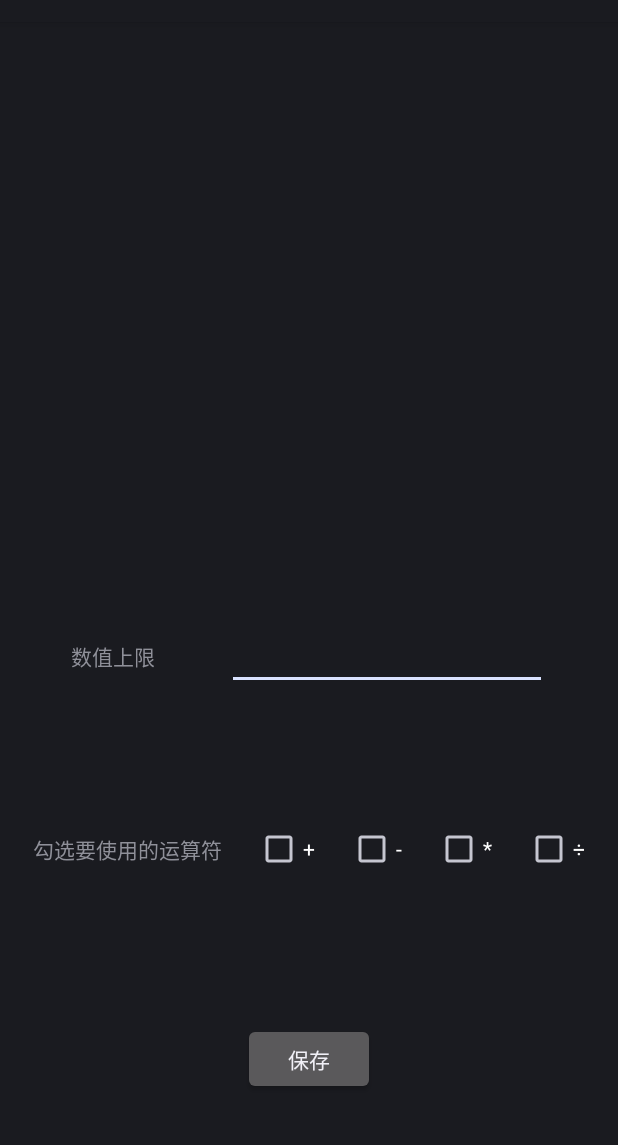
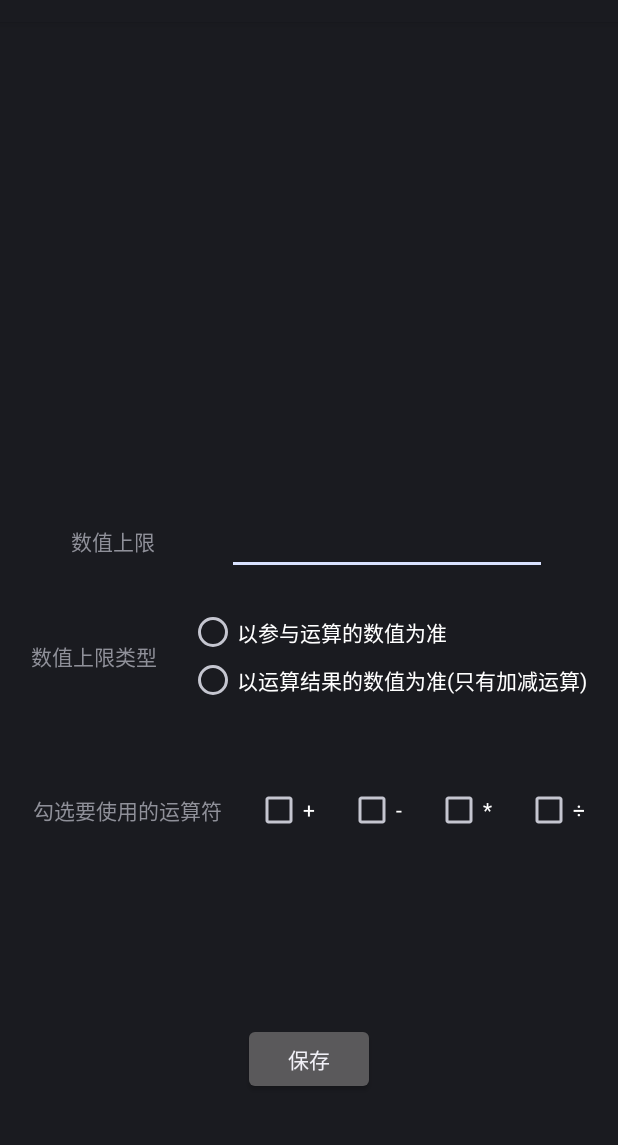
Before and after one commit to chenwuwen/calc, an Android app: the fragment SettingFragment shown on its own in the app's theme, on a phone screen of 412 x 824 dp, the part 62-1207 px from its top. Run offline under Robolectric (Android 15) with nearby library versions, the phone set to English and light mode, and no system bars; our stand-ins replace EventBus, data binding; 1 statement that could not run was skipped.

Commit message:
添加数值类型的选择

```diff
--- a/app/src/main/res/layout/fragment_setting.xml
+++ b/app/src/main/res/layout/fragment_setting.xml
@@ -8,6 +8,7 @@
         <variable
             name="setData"
             type="cn.kanyun.calc.viewmodel.SettingViewModel" />
+        <import type="cn.kanyun.calc.Type" alias="type"/>
     </data>
 
     <androidx.constraintlayout.widget.ConstraintLayout
@@ -21,14 +22,14 @@
             android:layout_width="wrap_content"
             android:layout_height="wrap_content"
             android:orientation="horizontal"
-            app:layout_constraintGuide_percent="0.5" />
+            app:layout_constraintGuide_percent="0.4" />
 
         <androidx.constraintlayout.widget.Guideline
             android:id="@+id/guideline26"
             android:layout_width="wrap_content"
             android:layout_height="wrap_content"
             android:orientation="horizontal"
-            app:layout_constraintGuide_percent="0.6" />
+            app:layout_constraintGuide_percent="0.5" />
 
         <androidx.constraintlayout.widget.Guideline
             android:id="@+id/guideline25"
@@ -57,8 +58,8 @@
             android:ems="10"
 
             android:inputType="numberSigned"
+            android:onTextChanged="@{(charSequence,start,before,count)->setData.numberChange(charSequence,start,before,count)}"
             android:text="@{String.valueOf(setData.numberUpperLimit)}"
-            android:onTextChanged="@{(charSequence,start,before,count)->setData.numberChange(charSequence,start,before,count)}"
             android:textAlignment="center"
             app:layout_constraintBottom_toTopOf="@+id/guideline26"
             app:layout_constraintEnd_toEndOf="parent"
@@ -138,14 +139,61 @@
 
         <Button
             android:id="@+id/setting_save_button"
-            android:onClick="@{()->setData.saveSetting()}"
             android:layout_width="wrap_content"
             android:layout_height="wrap_content"
+            android:onClick="@{()->setData.saveSetting()}"
             android:text="@string/setting_save_btn_str"
             app:layout_constraintBottom_toBottomOf="parent"
             app:layout_constraintEnd_toEndOf="parent"
             app:layout_constraintStart_toStartOf="parent"
             app:layout_constraintTop_toTopOf="@+id/guideline25" />
 
+        <androidx.constraintlayout.widget.Guideline
+            android:id="@+id/guideline21"
+            android:layout_width="wrap_content"
+            android:layout_height="wrap_content"
+            android:orientation="horizontal"
+            app:layout_constraintGuide_percent="0.6" />
+
+        <TextView
+            android:id="@+id/textView9"
+            android:layout_width="wrap_content"
+            android:layout_height="wrap_content"
+            android:text="@string/number_upper_type"
+            app:layout_constraintBottom_toTopOf="@+id/guideline21"
+            app:layout_constraintEnd_toStartOf="@+id/radioGroup"
+            app:layout_constraintHorizontal_bias="0.5"
+            app:layout_constraintStart_toStartOf="parent"
+            app:layout_constraintTop_toTopOf="@+id/guideline26" />
+
+        <RadioGroup
+            android:id="@+id/radioGroup"
+            android:onCheckedChanged="@{(radioGroup,checkId)->setData.typeChange(radioGroup,checkId)}"
+            android:layout_width="wrap_content"
+            android:layout_height="wrap_content"
+            android:orientation="vertical"
+            app:layout_constraintBottom_toBottomOf="@+id/textView9"
+            app:layout_constraintEnd_toEndOf="parent"
+            app:layout_constraintHorizontal_bias="0.5"
+            app:layout_constraintStart_toEndOf="@+id/textView9"
+            app:layout_constraintTop_toTopOf="@+id/textView9">
+
+            <RadioButton
+                android:id="@+id/join_operation_type_radio"
+                android:layout_width="wrap_content"
+                android:checked="@{setData.numberUpperType == type.MEMBER_GUIDE.number?true:false}"
+                android:layout_height="wrap_content"
+                android:text="@string/join_operation_type" />
+
+            <RadioButton
+                android:id="@+id/result_operation_type_radio"
+                android:layout_width="wrap_content"
+                android:layout_height="wrap_content"
+                android:checked="@{setData.numberUpperType == type.RESULT_GUIDE.number?true:false}"
+                android:text="@string/result_operation_type" />
+
+        </RadioGroup>
+
+
     </androidx.constraintlayout.widget.ConstraintLayout>
 </layout>
--- a/app/src/main/res/values/strings.xml
+++ b/app/src/main/res/values/strings.xml
@@ -34,6 +34,9 @@
     <string name="set_operator_symbol_multiplication">*</string>
     <string name="set_operator_symbol_division">÷</string>
     <string name="setting_save_btn_str">保存</string>
+    <string name="number_upper_type">数值上限类型</string>
+    <string name="join_operation_type">以参与运算的数值为准</string>
+    <string name="result_operation_type">以运算结果的数值为准(只有加减运算)</string>
 
 
 </resources>
```
Also changed, not shown: app/src/main/java/cn/kanyun/calc/Constant.java (+7 -0 lines), app/src/main/java/cn/kanyun/calc/Type.java (added, +14 -0 lines), app/src/main/java/cn/kanyun/calc/fragment/QuestionFragment.java (+15 -21 lines), app/src/main/java/cn/kanyun/calc/viewmodel/ScoreViewModel.java (+51 -10 lines), app/src/main/java/cn/kanyun/calc/viewmodel/SettingViewModel.java (+36 -2 lines).
